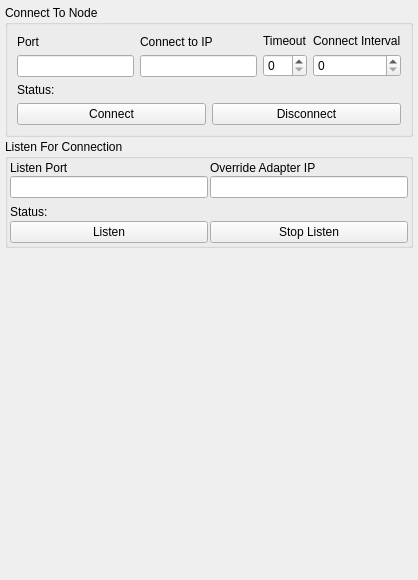
Above: GoTvApps/NetClientTest/NetClientTest/NetWidget.ui from brettrjones/gotvptop before the change. Below: the same form after it.
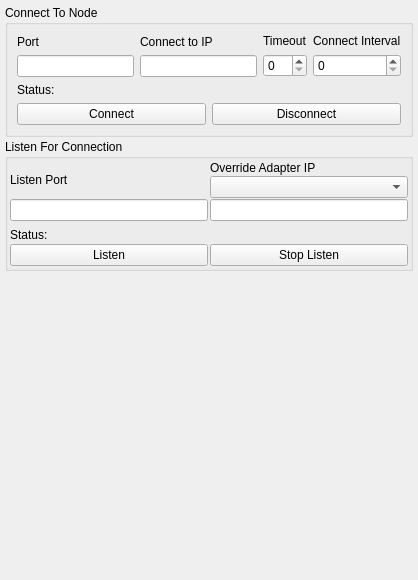
That is the form after the change. Custom widgets are drawn as their Qt base class.

What changed in the file:
```diff
--- a/GoTvApps/NetClientTest/NetClientTest/NetWidget.ui
+++ b/GoTvApps/NetClientTest/NetClientTest/NetWidget.ui
@@ -221,6 +221,9 @@
             </property>
            </widget>
           </item>
+          <item>
+           <widget class="QComboBox" name="m_OverrideAdapterComboBox"/>
+          </item>
           <item>
            <widget class="QLineEdit" name="m_OverrideAdapterIpEdit">
             <property name="maxLength">
```
